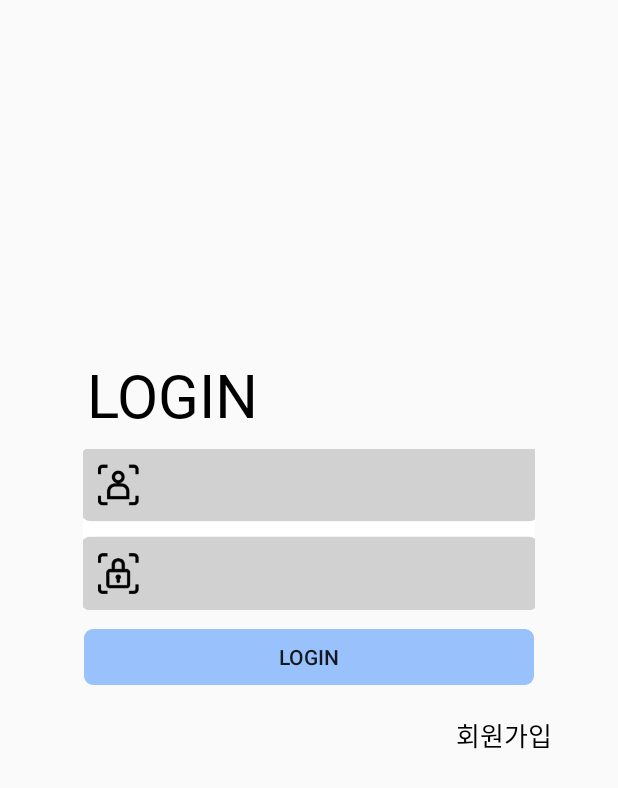
After one commit to 2021-02-Android/HaeDream, an Android app: the layout login.xml on its own in the app's theme, with its tools: preview values and no code run, on a phone screen of 412 x 824 dp. The commit adds this screen. Shown: the top 788 px of the screen. Run offline under Robolectric (Android 15) with nearby library versions, the phone set to English and light mode, and no system bars.

Commit message:
han hyo eun . (PUSH LOGIN)

```diff
--- /dev/null
+++ b/app/src/main/res/drawable/input_white.xml
@@ -0,0 +1,28 @@
+<?xml version="1.0" encoding="utf-8"?>
+<layer-list xmlns:android="http://schemas.android.com/apk/res/android">
+    <item>
+        <shape android:shape="rectangle">
+            <stroke android:width = "1dp" android:color = "#00ff0000"/>
+            <corners
+                android:bottomRightRadius="5dp"
+                android:bottomLeftRadius="5dp"
+                android:topLeftRadius="5dp"
+                android:topRightRadius="5dp"/>
+        </shape>
+    </item>
+
+    <item
+        android:bottom="1dp"
+        android:left="1dp"
+        android:right="1dp"
+        android:top="1dp">
+        <shape android:shape="rectangle">
+            <solid android:color="#00ff0000"/>
+            <corners
+                android:bottomRightRadius="5dp"
+                android:bottomLeftRadius="5dp"
+                android:topLeftRadius="5dp"
+                android:topRightRadius="5dp"/>
+        </shape>
+    </item>
+</layer-list>
--- /dev/null
+++ b/app/src/main/res/drawable/login_button.xml
@@ -0,0 +1,28 @@
+<?xml version="1.0" encoding="utf-8"?>
+<layer-list xmlns:android="http://schemas.android.com/apk/res/android">
+    <item>
+        <shape android:shape="rectangle">
+            <stroke android:width = "1dp" android:color = "#99C1FB"/>
+            <corners
+                android:bottomRightRadius="5dp"
+                android:bottomLeftRadius="5dp"
+                android:topLeftRadius="5dp"
+                android:topRightRadius="5dp"/>
+        </shape>
+    </item>
+
+    <item
+        android:bottom="1dp"
+        android:left="1dp"
+        android:right="1dp"
+        android:top="1dp">
+        <shape android:shape="rectangle">
+            <solid android:color="#99C1FB"/>
+            <corners
+                android:bottomRightRadius="5dp"
+                android:bottomLeftRadius="5dp"
+                android:topLeftRadius="5dp"
+                android:topRightRadius="5dp"/>
+        </shape>
+    </item>
+</layer-list>
--- a/app/src/main/res/layout/activity_main.xml
+++ b/app/src/main/res/layout/activity_main.xml
@@ -9,7 +9,7 @@
     <TextView
         android:layout_width="wrap_content"
         android:layout_height="wrap_content"
-        android:text="asdfaskjdfkjd"
+        android:text="Loding screen"
         app:layout_constraintBottom_toBottomOf="parent"
         app:layout_constraintLeft_toLeftOf="parent"
         app:layout_constraintRight_toRightOf="parent"
--- /dev/null
+++ b/app/src/main/res/layout/login.xml
@@ -0,0 +1,112 @@
+<?xml version="1.0" encoding="utf-8"?>
+<!-- 로그인 화면
+    view 아이디
+    사용자 입력 : user_id, user_pw
+    로그인 버튼 : login
+    아이디 찾기 : find_id, 비번 찾기 : find_pw, 회원가입 : join
+-->
+<androidx.constraintlayout.widget.ConstraintLayout xmlns:android="http://schemas.android.com/apk/res/android"
+    xmlns:app="http://schemas.android.com/apk/res-auto"
+    xmlns:tools="http://schemas.android.com/tools"
+    android:layout_width="match_parent"
+    android:layout_height="match_parent">
+
+    <TextView
+        android:id="@+id/textView4"
+        android:layout_width="wrap_content"
+        android:layout_height="wrap_content"
+        android:layout_marginStart="56dp"
+        android:layout_marginTop="236dp"
+        android:layout_marginEnd="231dp"
+        android:fontFamily="@font/font_bold"
+        android:text="@string/Login"
+        android:textColor="#000000"
+        android:textSize="40sp"
+        app:layout_constraintEnd_toEndOf="parent"
+        app:layout_constraintHorizontal_bias="0.222"
+        app:layout_constraintStart_toStartOf="parent"
+        app:layout_constraintTop_toTopOf="parent" />
+
+    <ImageView
+        android:id="@+id/imageView"
+        android:layout_width="301dp"
+        android:layout_height="110dp"
+        android:layout_marginStart="55dp"
+        android:layout_marginTop="8dp"
+        android:layout_marginEnd="55dp"
+        android:layout_marginBottom="10dp"
+        android:contentDescription="@string/todo"
+        app:layout_constraintBottom_toTopOf="@+id/login"
+        app:layout_constraintEnd_toEndOf="parent"
+        app:layout_constraintStart_toStartOf="parent"
+        app:layout_constraintTop_toBottomOf="@+id/textView4"
+        app:srcCompat="@drawable/login" />
+
+    <EditText
+        android:id="@+id/user_id"
+        android:layout_width="249dp"
+        android:layout_height="49dp"
+        android:layout_marginBottom="12dp"
+        android:layout_weight="1"
+        android:background="@drawable/input_white"
+        android:ems="10"
+        android:fontFamily="@font/font_medium"
+        android:importantForAutofill="no"
+        android:inputType="text"
+        app:layout_constraintBottom_toTopOf="@+id/user_pw"
+        app:layout_constraintEnd_toEndOf="@+id/imageView"
+        app:layout_constraintHorizontal_bias="0.923"
+        app:layout_constraintStart_toStartOf="@+id/imageView"
+        app:layout_constraintTop_toBottomOf="@+id/textView4"
+        app:layout_constraintVertical_bias="1.0"
+        tools:ignore="TouchTargetSizeCheck,TextContrastCheck,SpeakableTextPresentCheck" />
+
+    <EditText
+        android:id="@+id/user_pw"
+        android:layout_width="249dp"
+        android:layout_height="49dp"
+        android:layout_marginBottom="12dp"
+        android:layout_weight="1"
+        android:background="@drawable/input_white"
+        android:ems="10"
+        android:fontFamily="@font/font_medium"
+        android:importantForAutofill="no"
+        android:inputType="textPassword"
+        app:layout_constraintBottom_toTopOf="@+id/login"
+        app:layout_constraintEnd_toEndOf="@+id/imageView"
+        app:layout_constraintHorizontal_bias="0.923"
+        app:layout_constraintStart_toStartOf="@+id/imageView"
+        app:layout_constraintTop_toBottomOf="@+id/textView4"
+        app:layout_constraintVertical_bias="1.0"
+        tools:ignore="TouchTargetSizeCheck,TextContrastCheck,SpeakableTextPresentCheck" />
+
+    <TextView
+        android:id="@+id/join"
+        android:layout_width="wrap_content"
+        android:layout_height="wrap_content"
+        android:layout_marginTop="20dp"
+        android:layout_marginEnd="44dp"
+        android:fontFamily="@font/font_medium"
+        android:text="@string/join"
+        android:textColor="#000000"
+        android:textSize="17dp"
+        app:layout_constraintEnd_toEndOf="parent"
+        app:layout_constraintTop_toBottomOf="@+id/login" />
+
+    <Button
+        android:id="@+id/login"
+        android:layout_width="300dp"
+        android:layout_height="37dp"
+        android:layout_marginStart="55dp"
+        android:layout_marginTop="11dp"
+        android:layout_marginEnd="55dp"
+        android:background="@drawable/login_button"
+        android:text="@string/Login"
+        app:layout_constraintEnd_toEndOf="parent"
+        app:layout_constraintHorizontal_bias="0.529"
+        app:layout_constraintStart_toStartOf="parent"
+        app:layout_constraintTop_toBottomOf="@+id/imageView"
+        tools:ignore="TouchTargetSizeCheck,DuplicateSpeakableTextCheck" />
+
+
+</androidx.constraintlayout.widget.ConstraintLayout>
--- a/app/src/main/res/values/strings.xml
+++ b/app/src/main/res/values/strings.xml
@@ -1,3 +1,10 @@
 <resources>
     <string name="app_name">HaeDream</string>
+    <string name="Login">LOGIN</string>
+    <string name="id">아이디 찾기</string>
+    <string name="pw">비밀번호 찾기</string>
+    <string name="todo">TODO</string>
+    <string name="input_pw">비밀번호 입력</string>
+    <string name="input_id">아이디 입력</string>
+    <string name="join">회원가입</string>
 </resources>
--- a/app/src/main/res/values/themes.xml
+++ b/app/src/main/res/values/themes.xml
@@ -1,6 +1,6 @@
 <resources xmlns:tools="http://schemas.android.com/tools">
     <!-- Base application theme. -->
-    <style name="Theme.HaeDream" parent="Theme.MaterialComponents.DayNight.DarkActionBar">
+    <style name="Theme.HaeDream" parent="Theme.AppCompat.DayNight.DarkActionBar">
         <!-- Primary brand color. -->
         <item name="colorPrimary">@color/purple_500</item>
         <item name="colorPrimaryVariant">@color/purple_700</item>
```
Also changed, not shown: app/src/main/res/drawable/login.png (added), 3 other files.
